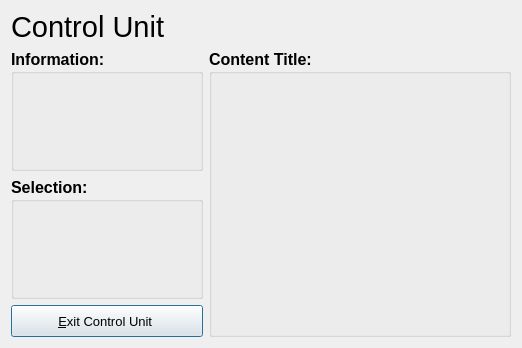
Qt form ui/small/ControlUnitDialog.ui (nikolaykm/FreeSSM) before a commit.
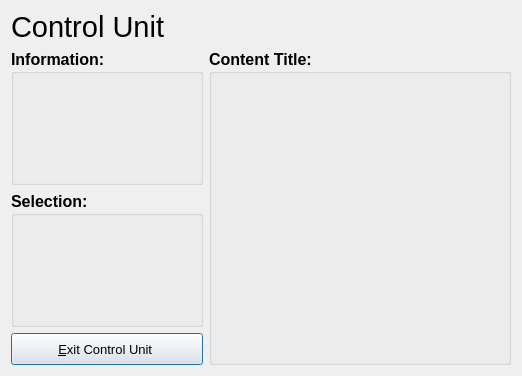
The same form after that commit. Icons and pictures are not drawn.

Commit message: Adding preference window for small devices

Patch:
```diff
--- a/ui/small/ControlUnitDialog.ui
+++ b/ui/small/ControlUnitDialog.ui
@@ -10,7 +10,7 @@
     <x>0</x>
     <y>0</y>
     <width>518</width>
-    <height>348</height>
+    <height>376</height>
    </rect>
   </property>
   <property name="windowTitle">
```
The commit also changes 4 other files.
